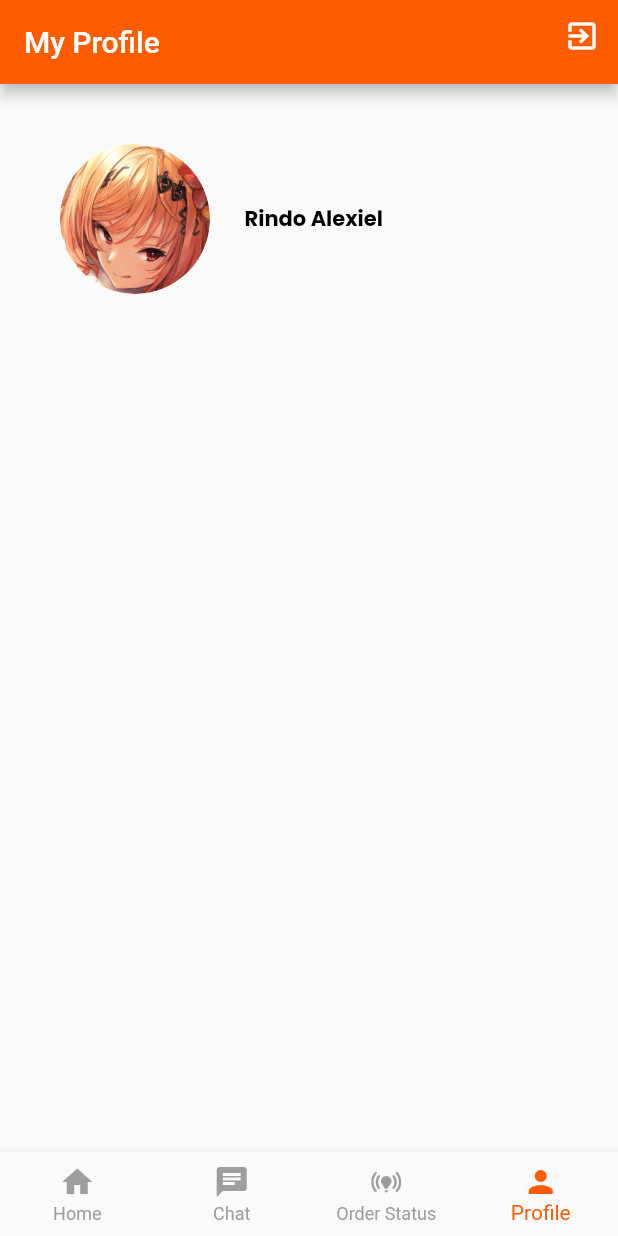
After one commit to yoesside/Animise-Flutter, a Flutter app: the MainCustomerPage screen opened by its route, item 4 of the bottom bar chosen, after a tap on the "exit to app" icon, on a phone screen of 412 x 824 dp. The commit adds this screen. Run offline on Flutter 3.47's test engine with Material 2 defaults, Android fonts, the phone set to English and light mode, and no system bars; our stand-ins replace google_fonts, image_picker.

Commit message:
17-12-2021 Update

```diff
--- a/lib/main.dart
+++ b/lib/main.dart
@@ -2,6 +2,7 @@
 
 import 'package:animise_application/pages/add_product_page.dart';
 import 'package:animise_application/pages/homescreen_admin_page.dart';
+import 'package:animise_application/pages/homescreen_customer_page.dart';
 import 'package:animise_application/pages/sign_in_page.dart';
 import 'package:animise_application/pages/sign_up_page.dart';
 import 'package:animise_application/pages/splash_page.dart';
@@ -24,6 +25,7 @@ class MyApp extends StatelessWidget {
         '/sign-up': (context) => SignUpPage(),
         '/homescreen-admin': (context) => HomescreenAdminPage(),
         '/add-product': (context) => AddProductPage(),
+        '/main-customer': (conter) => MainCustomerPage(),
       },
     );
   }
--- a/lib/pages/add_product_page.dart
+++ b/lib/pages/add_product_page.dart
@@ -21,6 +21,7 @@ class _AddProductPageState extends State<AddProductPage> {
       appBar: AppBar(
         backgroundColor: primaryOrangeColor,
         title: Text("Add Product"),
+        automaticallyImplyLeading: false,
       ),
       resizeToAvoidBottomInset: false,
       body: SingleChildScrollView(
--- /dev/null
+++ b/lib/pages/home_customer_page.dart
@@ -0,0 +1,22 @@
+import 'package:animise_application/theme.dart';
+import 'package:flutter/material.dart';
+
+class HomeCustomerPage extends StatefulWidget {
+
+  @override
+  _HomeCustomerPageState createState() => _HomeCustomerPageState();
+}
+
+class _HomeCustomerPageState extends State<HomeCustomerPage> {
+  @override
+  Widget build(BuildContext context) {
+    return Scaffold(
+      backgroundColor: bodyBackgroundColor,
+      appBar: AppBar(
+        title: Text("Home"),
+        backgroundColor: primaryOrangeColor,
+        automaticallyImplyLeading: false,
+      ),
+    );
+  }
+}
--- a/lib/pages/homescreen_customer_page.dart
+++ b/lib/pages/homescreen_customer_page.dart
@@ -1,12 +1,55 @@
+import 'package:animise_application/pages/chat_customer_page.dart';
+import 'package:animise_application/pages/home_customer_page.dart';
+import 'package:animise_application/pages/order_status_customer_page.dart';
+import 'package:animise_application/pages/profile_customer_page.dart';
 import 'package:animise_application/theme.dart';
 import 'package:flutter/material.dart';
 
-class HomescreenCustomerPage extends StatelessWidget {
+class MainCustomerPage extends StatefulWidget {
+
+  @override
+  _MainCustomerPageState createState() => _MainCustomerPageState();
+}
+
+class _MainCustomerPageState extends State<MainCustomerPage> {
+  int currentIndex = 0;
+  final screens = [
+    HomeCustomerPage(),
+    ChatCustomerPage(),
+    OrderStatusCustomerPage(),
+    ProfileCustomerPage(),
+  ];
 
   @override
   Widget build(BuildContext context) {
-    return Container(
+    return Scaffold(
+      body: screens[currentIndex],
 
+      bottomNavigationBar: BottomNavigationBar(
+        type: BottomNavigationBarType.fixed,
+        selectedItemColor: primaryOrangeColor,
+        unselectedItemColor: Colors.grey,
+        currentIndex: currentIndex,
+        onTap: (index) => setState(() => currentIndex = index),
+        items: [
+          BottomNavigationBarItem(icon: Icon(Icons.home),
+            label: "Home",
+            backgroundColor: primaryOrangeColor,
+          ),
+          BottomNavigationBarItem(icon: Icon(Icons.chat),
+            label: "Chat",
+            backgroundColor: primaryOrangeColor,
+          ),
+          BottomNavigationBarItem(icon: Icon(Icons.online_prediction_rounded),
+            label: "Order Status",
+            backgroundColor: primaryOrangeColor,
+          ),
+          BottomNavigationBarItem(icon: Icon(Icons.person),
+            label: "Profile",
+            backgroundColor: primaryOrangeColor,
+          ),
+        ],
+      ),
     );
   }
 }
--- /dev/null
+++ b/lib/pages/profile_customer_page.dart
@@ -0,0 +1,76 @@
+import 'dart:io';
+
+import 'package:animise_application/theme.dart';
+import 'package:flutter/material.dart';
+import 'package:flutter/services.dart';
+import 'package:image_picker/image_picker.dart';
+
+class ProfileCustomerPage extends StatefulWidget {
+  @override
+  _ProfileCustomerPageState createState() => _ProfileCustomerPageState();
+}
+
+class _ProfileCustomerPageState extends State<ProfileCustomerPage> {
+  File? image;
+
+  Future pickImage(ImageSource source) async {
+    try {
+      await ImagePicker().pickImage(source: source);
+      if (image == null) return;
+
+      final imageTemporary = File(image!.path);
+      setState(() => this.image = imageTemporary);
+    } on PlatformException catch (e) {
+      print("Failed to pick image: $e");
+    }
+  }
+
+  @override
+  Widget build(BuildContext context) {
+    return Scaffold(
+      appBar: AppBar(
+        title: Text("My Profile"),
+        backgroundColor: primaryOrangeColor,
+        automaticallyImplyLeading: false,
+        actions: [
+          Stack(
+            children: [
+              IconButton(onPressed: () {}, icon: Icon(Icons.exit_to_app))
+            ],
+          ),
+        ],
+      ),
+      body: Container(
+        padding: EdgeInsets.fromLTRB(40, 40, 20, 20),
+        child: Column(
+          children: [
+            Row(children: [
+              ClipOval(
+                child: image != null
+                    ? Image.file(
+                        image!,
+                        width: 100,
+                        height: 100,
+                        fit: BoxFit.cover,
+                      )
+                    : Image.asset(
+                        "assets/Profile_admin.png",
+                        width: 100,
+                      ),
+              ),
+              SizedBox(
+                width: 23,
+              ),
+              Text("Rindo Alexiel",
+                style: primaryTextStyle.copyWith(
+                  fontWeight: bold,
+                  fontSize: 14,
+                ),
+              )
+            ])
+          ],
+        ),
+      ),
+    );
+  }
+}
--- a/lib/pages/sign_up_page.dart
+++ b/lib/pages/sign_up_page.dart
@@ -286,7 +286,7 @@ class SignUpPage extends StatelessWidget {
                       fontSize: 14, fontWeight: semibold)),
               GestureDetector(
                 onTap: (){
-                  Navigator.pushNamed(context, '/homescreen-admin');
+                  Navigator.pushNamed(context, '/main-customer');
                 },
                 child: Text(
                   " Home Admin",
--- a/lib/theme.dart
+++ b/lib/theme.dart
@@ -7,6 +7,7 @@ Color textBlack = Color(0xff000000);
 Color textWhite = Color(0xffFFFFFF);
 Color textGray = Color(0xff5A5757);
 Color chatOrangeColor = Color(0xffFF965A);
+Color bodyBackgroundColor = Color(0xffEEEDED);
 
 TextStyle primaryTextStyle = GoogleFonts.poppins(
   color: textBlack,
```
Also changed, not shown: lib/pages/chat_customer_page.dart (added, +17 -0 lines), lib/pages/homescreen_admin_page.dart (+17 -5 lines), lib/pages/order_status_customer_page.dart (added, +16 -0 lines), assets/add_product.png.
